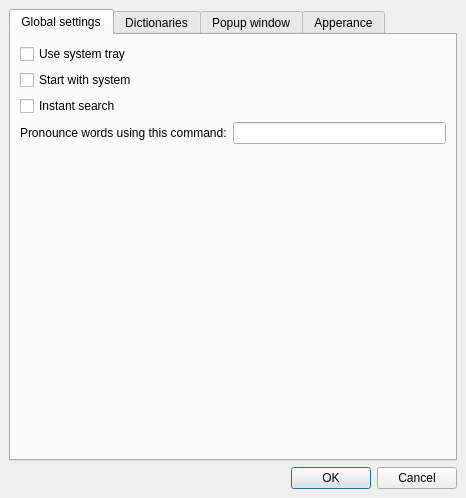
First picture: the form in qstardict/settingsdialog.ui, repository qstardict/qstardict, before the edit.
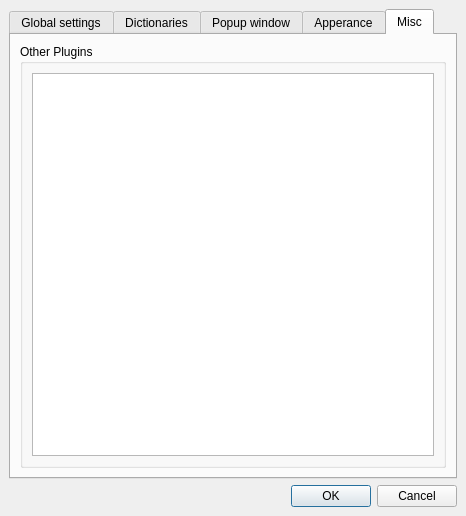
Second picture: the form after the edit. The open tabs and pages were chosen to show the change. Icons and pictures are not drawn. Custom widgets are drawn as their Qt base class.

Commit message: Misc plugins are on its own page

```diff
--- a/qstardict/settingsdialog.ui
+++ b/qstardict/settingsdialog.ui
@@ -7,7 +7,7 @@
     <x>0</x>
     <y>0</y>
     <width>466</width>
-    <height>498</height>
+    <height>516</height>
    </rect>
   </property>
   <property name="windowTitle">
@@ -582,6 +582,25 @@
        </item>
       </layout>
      </widget>
+     <widget class="QWidget" name="tabMisc">
+      <attribute name="title">
+       <string>Misc</string>
+      </attribute>
+      <layout class="QVBoxLayout" name="verticalLayout_3">
+       <item>
+        <widget class="QGroupBox" name="groupBox_5">
+         <property name="title">
+          <string>Other Plugins</string>
+         </property>
+         <layout class="QVBoxLayout" name="verticalLayout_2">
+          <item>
+           <widget class="QStarDict::PluginsView" name="miscPluginsView"/>
+          </item>
+         </layout>
+        </widget>
+       </item>
+      </layout>
+     </widget>
     </widget>
    </item>
   </layout>
@@ -593,6 +612,11 @@
    <header>cssedit.h</header>
    <container>1</container>
   </customwidget>
+  <customwidget>
+   <class>QStarDict::PluginsView</class>
+   <extends>QTableView</extends>
+   <header>pluginsview.h</header>
+  </customwidget>
  </customwidgets>
  <tabstops>
   <tabstop>instantSearchBox</tabstop>
```
Left out of the diff: 125 changed lines with no effect on the pictures. The commit also changes 12 other files.
